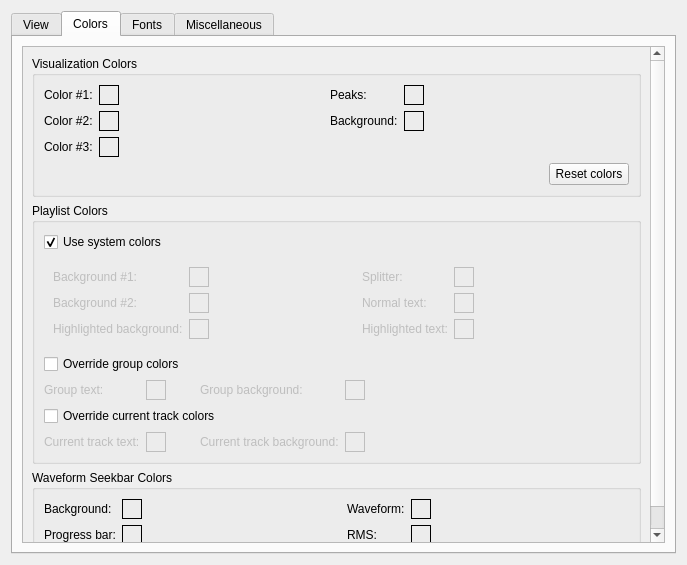
The window that src/plugins/Ui/qsui/forms/qsuisettings.ui (prinsbert/qmmp-dev) describes before a commit, drawn with Qt 5.
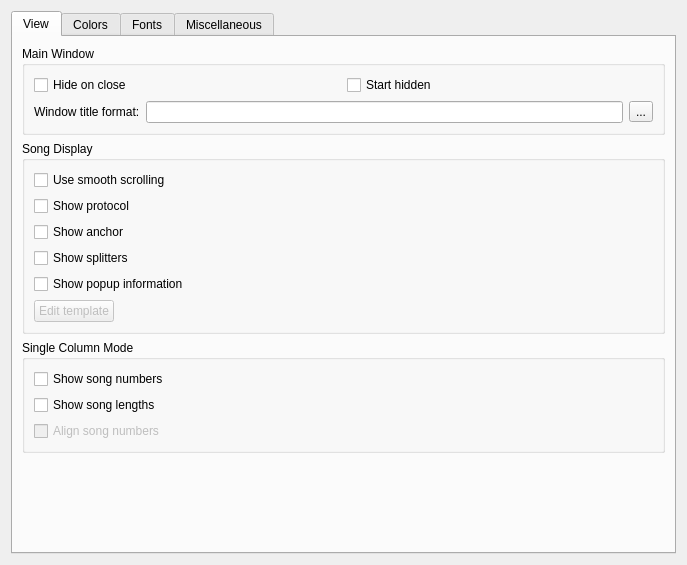
The same window after the commit. The open tabs and pages were chosen to show the change. Icons and pictures are not drawn. Custom widgets are drawn as their Qt base class.

Commit message: qsui: reworked color settings

The edit to the form file:
```diff
--- a/src/plugins/Ui/qsui/forms/qsuisettings.ui
+++ b/src/plugins/Ui/qsui/forms/qsuisettings.ui
@@ -191,911 +191,101 @@
        </item>
       </layout>
      </widget>
-     <widget class="QWidget" name="tab_5">
+     <widget class="QWidget" name="tab_2">
       <attribute name="title">
        <string>Colors</string>
       </attribute>
-      <layout class="QVBoxLayout" name="verticalLayout_8">
+      <layout class="QVBoxLayout" name="verticalLayout_9">
        <item>
-        <widget class="QScrollArea" name="scrollArea">
-         <property name="widgetResizable">
-          <bool>true</bool>
+        <widget class="QToolBox" name="colorsToolBox">
+         <property name="currentIndex">
+          <number>0</number>
          </property>
-         <widget class="QWidget" name="scrollAreaWidgetContents">
+         <widget class="QWidget" name="lightModePage">
           <property name="geometry">
            <rect>
             <x>0</x>
             <y>0</y>
-            <width>625</width>
-            <height>529</height>
+            <width>647</width>
+            <height>393</height>
            </rect>
           </property>
-          <layout class="QVBoxLayout" name="verticalLayout_4">
+          <attribute name="label">
+           <string>Light Mode</string>
+          </attribute>
+          <layout class="QVBoxLayout" name="verticalLayout_10">
            <item>
-            <widget class="QGroupBox" name="groupBox_4">
-             <property name="title">
-              <string>Visualization Colors</string>
+            <widget class="QScrollArea" name="lightModeScrollArea">
+             <property name="widgetResizable">
+              <bool>true</bool>
              </property>
-             <layout class="QGridLayout" name="gridLayout_4">
-              <item row="0" column="0">
-               <widget class="QLabel" name="label">
-                <property name="text">
-                 <string>Color #1:</string>
-                </property>
-               </widget>
-              </item>
-              <item row="0" column="1">
-               <widget class="ColorWidget" name="vColor1">
-                <property name="sizePolicy">
-                 <sizepolicy hsizetype="Fixed" vsizetype="Fixed">
-                  <horstretch>0</horstretch>
-                  <verstretch>0</verstretch>
-                 </sizepolicy>
-                </property>
-                <property name="minimumSize">
-                 <size>
-                  <width>20</width>
-                  <height>20</height>
-                 </size>
-                </property>
-                <property name="maximumSize">
-                 <size>
-                  <width>20</width>
-                  <height>20</height>
-                 </size>
-                </property>
-                <property name="frameShape">
-                 <enum>QFrame::Box</enum>
-                </property>
-                <property name="frameShadow">
-                 <enum>QFrame::Plain</enum>
-                </property>
-               </widget>
-              </item>
-              <item row="0" column="3">
-               <widget class="QLabel" name="label_3">
-                <property name="text">
-                 <string>Peaks:</string>
-                </property>
-               </widget>
-              </item>
-              <item row="0" column="4">
-               <widget class="ColorWidget" name="peaksColor">
-                <property name="sizePolicy">
-                 <sizepolicy hsizetype="Fixed" vsizetype="Fixed">
-                  <horstretch>0</horstretch>
-                  <verstretch>0</verstretch>
-                 </sizepolicy>
-                </property>
-                <property name="minimumSize">
-                 <size>
-                  <width>20</width>
-                  <height>20</height>
-                 </size>
-                </property>
-                <property name="maximumSize">
-                 <size>
-                  <width>20</width>
-                  <height>20</height>
-                 </size>
-                </property>
-                <property name="frameShape">
-                 <enum>QFrame::Box</enum>
-                </property>
-               </widget>
-              </item>
-              <item row="1" column="0">
-               <widget class="QLabel" name="label_4">
-                <property name="text">
-                 <string>Color #2:</string>
-                </property>
-               </widget>
-              </item>
-              <item row="1" column="1">
-               <widget class="ColorWidget" name="vColor2">
-                <property name="sizePolicy">
-                 <sizepolicy hsizetype="Fixed" vsizetype="Fixed">
-                  <horstretch>0</horstretch>
-                  <verstretch>0</verstretch>
-                 </sizepolicy>
-                </property>
-                <property name="minimumSize">
-                 <size>
-                  <width>20</width>
-                  <height>20</height>
-                 </size>
-                </property>
-                <property name="maximumSize">
-                 <size>
-                  <width>20</width>
-                  <height>20</height>
-                 </size>
-                </property>
-                <property name="frameShape">
-                 <enum>QFrame::Box</enum>
-                </property>
-               </widget>
-              </item>
-              <item row="1" column="3">
-               <widget class="QLabel" name="label_5">
-                <property name="text">
-                 <string>Background:</string>
-                </property>
-               </widget>
-              </item>
-              <item row="1" column="4">
-               <widget class="ColorWidget" name="bgColor">
-                <property name="sizePolicy">
-                 <sizepolicy hsizetype="Fixed" vsizetype="Fixed">
-                  <horstretch>0</horstretch>
-                  <verstretch>0</verstretch>
-                 </sizepolicy>
-                </property>
-                <property name="minimumSize">
-                 <size>
-                  <width>20</width>
-                  <height>20</height>
-                 </size>
-                </property>
-                <property name="maximumSize">
-                 <size>
-                  <width>20</width>
-                  <height>20</height>
-                 </size>
-                </property>
-                <property name="frameShape">
-                 <enum>QFrame::Box</enum>
-                </property>
-               </widget>
-              </item>
-              <item row="2" column="0">
-               <widget class="QLabel" name="label_6">
-                <property name="text">
-                 <string>Color #3:</string>
-                </property>
-               </widget>
-              </item>
-              <item row="2" column="1">
-               <widget class="ColorWidget" name="vColor3">
-                <property name="sizePolicy">
-                 <sizepolicy hsizetype="Fixed" vsizetype="Fixed">
-                  <horstretch>0</horstretch>
-                  <verstretch>0</verstretch>
-                 </sizepolicy>
-                </property>
-                <property name="minimumSize">
-                 <size>
-                  <width>20</width>
-                  <height>20</height>
-                 </size>
-                </property>
-                <property name="maximumSize">
-                 <size>
-                  <width>20</width>
-                  <height>20</height>
-                 </size>
-                </property>
-                <property name="frameShape">
-                 <enum>QFrame::Box</enum>
-                </property>
-               </widget>
-              </item>
-              <item row="2" column="3" colspan="3">
-               <spacer name="horizontalSpacer">
-                <property name="orientation">
-                 <enum>Qt::Horizontal</enum>
-                </property>
-                <property name="sizeType">
-                 <enum>QSizePolicy::Preferred</enum>
-                </property>
-                <property name="sizeHint" stdset="0">
-                 <size>
-                  <width>20</width>
-                  <height>20</height>
-                 </size>
-                </property>
-               </spacer>
-              </item>
-              <item row="0" column="2" rowspan="3">
-               <spacer name="horizontalSpacer_4">
-                <property name="orientation">
-                 <enum>Qt::Horizontal</enum>
-                </property>
-                <property name="sizeHint" stdset="0">
-                 <size>
-                  <width>40</width>
-                  <height>20</height>
-                 </size>
-                </property>
-               </spacer>
-              </item>
-              <item row="0" column="5" rowspan="2">
-               <spacer name="horizontalSpacer_3">
-                <property name="orientation">
-                 <enum>Qt::Horizontal</enum>
-                </property>
-                <property name="sizeHint" stdset="0">
-                 <size>
-                  <width>10</width>
-                  <height>20</height>
-                 </size>
-                </property>
-               </spacer>
-              </item>
-              <item row="3" column="0" colspan="6">
-               <layout class="QHBoxLayout" name="horizontalLayout_6">
-                <item>
-                 <spacer name="horizontalSpacer_12">
-                  <property name="orientation">
-                   <enum>Qt::Horizontal</enum>
-                  </property>
-                  <property name="sizeHint" stdset="0">
-                   <size>
-                    <width>40</width>
-                    <height>20</height>
-                   </size>
-                  </property>
-                 </spacer>
-                </item>
-                <item>
-                 <widget class="QPushButton" name="resetColorsButton">
-                  <property name="text">
-                   <string>Reset colors</string>
-                  </property>
-                 </widget>
-                </item>
-               </layout>
-              </item>
-             </layout>
+             <widget class="QSUiColorSchemeWidget" name="lightColorSchemeWidget">
+              <property name="geometry">
+               <rect>
+                <x>0</x>
+                <y>0</y>
+                <width>625</width>
+                <height>371</height>
+               </rect>
+              </property>
+             </widget>
             </widget>
            </item>
            <item>
-            <widget class="QGroupBox" name="groupBox_3">
-             <property name="title">
-              <string>Playlist Colors</string>
+            <widget class="QScrollArea" name="darkModeScrollArea">
+             <property name="widgetResizable">
+              <bool>true</bool>
              </property>
-             <layout class="QGridLayout" name="gridLayout_7">
-              <item row="0" column="0" colspan="6">
-               <widget class="QCheckBox" name="plSystemColorsCheckBox">
-                <property name="text">
-                 <string>Use system colors</string>
-                </property>
-                <property name="checked">
-                 <bool>true</bool>
-                </property>
-               </widget>
-              </item>
-              <item row="1" column="0" colspan="6">
-               <widget class="QWidget" name="widget_2" native="true">
-                <property name="enabled">
-                 <bool>false</bool>
-                </property>
-                <layout class="QGridLayout" name="gridLayout_2">
-                 <item row="0" column="0">
-                  <widget class="QLabel" name="label_7">
-                   <property name="text">
-                    <string>Background #1:</string>
-                   </property>
-                  </widget>
-                 </item>
-                 <item row="0" column="1">
-                  <widget class="ColorWidget" name="plBg1Color">
-                   <property name="sizePolicy">
-                    <sizepolicy hsizetype="Fixed" vsizetype="Fixed">
-                     <horstretch>0</horstretch>
-                     <verstretch>0</verstretch>
-                    </sizepolicy>
-                   </property>
-                   <property name="minimumSize">
-                    <size>
-                     <width>20</width>
-                     <height>20</height>
-                    </size>
-                   </property>
-                   <property name="maximumSize">
-                    <size>
-                     <width>20</width>
-                     <height>20</height>
-                    </size>
-                   </property>
-                   <property name="frameShape">
-                    <enum>QFrame::Box</enum>
-                   </property>
-                  </widget>
-                 </item>
-                 <item row="0" column="2" rowspan="3">
-                  <spacer name="horizontalSpacer_5">
-                   <property name="orientation">
-                    <enum>Qt::Horizontal</enum>
-                   </property>
-                   <property name="sizeHint" stdset="0">
-                    <size>
-                     <width>40</width>
-                     <height>43</height>
-                    </size>
-                   </property>
-                  </spacer>
-                 </item>
-                 <item row="0" column="3">
-                  <widget class="QLabel" name="label_19">
-                   <property name="text">
-                    <string>Splitter:</string>
-                   </property>
-                  </widget>
-                 </item>
-                 <item row="0" column="4">
-                  <widget class="ColorWidget" name="plSplitterColor">
-                   <property name="sizePolicy">
-                    <sizepolicy hsizetype="Fixed" vsizetype="Fixed">
-                     <horstretch>0</horstretch>
-                     <verstretch>0</verstretch>
-                    </sizepolicy>
-                   </property>
-                   <property name="minimumSize">
-                    <size>
-                     <width>20</width>
-                     <height>20</height>
-                    </size>
-                   </property>
-                   <property name="maximumSize">
-                    <size>
-                     <width>20</width>
-                     <height>20</height>
-                    </size>
-                   </property>
-                   <property name="baseSize">
-                    <size>
-                     <width>20</width>
-                     <height>20</height>
-                    </size>
-                   </property>
-                   <property name="frameShape">
-                    <enum>QFrame::Box</enum>
-                   </property>
-                   <property name="frameShadow">
-                    <enum>QFrame::Plain</enum>
-                   </property>
-                  </widget>
-                 </item>
-                 <item row="0" column="5" rowspan="3">
-                  <spacer name="horizontalSpacer_6">
-                   <property name="orientation">
-                    <enum>Qt::Horizontal</enum>
-                   </property>
-                   <property name="sizeHint" stdset="0">
-                    <size>
-                     <width>66</width>
-                     <height>68</height>
-                    </size>
-                   </property>
-                  </spacer>
-                 </item>
-                 <item row="1" column="0">
-                  <widget class="QLabel" name="label_8">
-                   <property name="text">
-                    <string>Background #2:</string>
-                   </property>
-                  </widget>
-                 </item>
-                 <item row="1" column="1">
-                  <widget class="ColorWidget" name="plBg2Color">
-                   <property name="sizePolicy">
-                    <sizepolicy hsizetype="Fixed" vsizetype="Fixed">
-                     <horstretch>0</horstretch>
-                     <verstretch>0</verstretch>
-                    </sizepolicy>
-                   </property>
-                   <property name="minimumSize">
-                    <size>
-                     <width>20</width>
-                     <height>20</height>
-                    </size>
-                   </property>
-                   <property name="maximumSize">
-                    <size>
-                     <width>20</width>
-                     <height>20</height>
-                    </size>
-                   </property>
-                   <property name="frameShape">
-                    <enum>QFrame::Box</enum>
-                   </property>
-                  </widget>
-                 </item>
-                 <item row="1" column="3">
-                  <widget class="QLabel" name="label_10">
-                   <property name="text">
-                    <string>Normal text:</string>
-                   </property>
-                  </widget>
-                 </item>
-                 <item row="1" column="4">
-                  <widget class="ColorWidget" name="plTextNormalColor">
-                   <property name="sizePolicy">
-                    <sizepolicy hsizetype="Fixed" vsizetype="Fixed">
-                     <horstretch>0</horstretch>
-                     <verstretch>0</verstretch>
-                    </sizepolicy>
-                   </property>
-                   <property name="minimumSize">
-                    <size>
-                     <width>20</width>
-                     <height>20</height>
-                    </size>
-                   </property>
-                   <property name="maximumSize">
-                    <size>
-                     <width>20</width>
-                     <height>20</height>
-                    </size>
-                   </property>
-                   <property name="frameShape">
-                    <enum>QFrame::Box</enum>
-                   </property>
-                  </widget>
-                 </item>
-                 <item row="2" column="0">
-                  <widget class="QLabel" name="label_9">
-                   <property name="text">
-                    <string>Highlighted background:</string>
-                   </property>
-                  </widget>
-                 </item>
-                 <item row="2" column="1">
-                  <widget class="ColorWidget" name="plHlColor">
-                   <property name="sizePolicy">
-                    <sizepolicy hsizetype="Fixed" vsizetype="Fixed">
-                     <horstretch>0</horstretch>
-                     <verstretch>0</verstretch>
-                    </sizepolicy>
-                   </property>
-                   <property name="minimumSize">
-                    <size>
-                     <width>20</width>
-                     <height>20</height>
-                    </size>
-                   </property>
-                   <property name="maximumSize">
-                    <size>
-                     <width>20</width>
-                     <height>20</height>
-                    </size>
-                   </property>
-                   <property name="frameShape">
-                    <enum>QFrame::Box</enum>
-                   </property>
-                  </widget>
-                 </item>
-                 <item row="2" column="3">
-                  <widget class="QLabel" name="label_12">
-                   <property name="text">
-                    <string>Highlighted text:</string>
-                   </property>
-                  </widget>
-                 </item>
-                 <item row="2" column="4">
-                  <widget class="ColorWidget" name="plTextHlCurrentColor">
-                   <property name="sizePolicy">
-                    <sizepolicy hsizetype="Fixed" vsizetype="Fixed">
-                     <horstretch>0</horstretch>
-                     <verstretch>0</verstretch>
-                    </sizepolicy>
-                   </property>
-                   <property name="minimumSize">
-                    <size>
-                     <width>20</width>
-                     <height>20</height>
-                    </size>
-                   </property>
-                   <property name="maximumSize">
-                    <size>
-                     <width>20</width>
-                     <height>20</height>
-                    </size>
-                   </property>
-                   <property name="frameShape">
-                    <enum>QFrame::Box</enum>
-                   </property>
-                   <property name="frameShadow">
-                    <enum>QFrame::Plain</enum>
-                   </property>
-                  </widget>
-                 </item>
-                </layout>
-               </widget>
-              </item>
-              <item row="2" column="0" colspan="6">
-               <widget class="QCheckBox" name="plOverrideGroupColorsCheckBox">
-                <property name="text">
-                 <string>Override group colors</string>
-                </property>
-               </widget>
-              </item>
-              <item row="3" column="0">
-               <widget class="QLabel" name="label_15">
-                <property name="enabled">
-                 <bool>false</bool>
-                </property>
-                <property name="text">
-                 <string>Group text:</string>
-                </property>
-               </widget>
-              </item>
-              <item row="3" column="1">
-               <widget class="ColorWidget" name="plGrTextColor">
-                <property name="enabled">
-                 <bool>false</bool>
-                </property>
-                <property name="sizePolicy">
-                 <sizepolicy hsizetype="Fixed" vsizetype="Fixed">
-                  <horstretch>0</horstretch>
-                  <verstretch>0</verstretch>
-                 </sizepolicy>
-                </property>
-                <property name="minimumSize">
-                 <size>
-                  <width>20</width>
-                  <height>20</height>
-                 </size>
-                </property>
-                <property name="frameShape">
-                 <enum>QFrame::Box</enum>
-                </property>
-                <property name="frameShadow">
-                 <enum>QFrame::Plain</enum>
-                </property>
-               </widget>
-              </item>
-              <item row="3" column="2">
-               <spacer name="horizontalSpacer_15">
-                <property name="orientation">
-                 <enum>Qt::Horizontal</enum>
-                </property>
-                <property name="sizeHint" stdset="0">
-                 <size>
-                  <width>40</width>
-                  <height>20</height>
-                 </size>
-                </property>
-               </spacer>
-              </item>
-              <item row="3" column="3">
-               <widget class="QLabel" name="label_14">
-                <property name="enabled">
-                 <bool>false</bool>
-                </property>
-                <property name="text">
-                 <string>Group background:</string>
-                </property>
-               </widget>
-              </item>
-              <item row="3" column="4">
-               <widget class="ColorWidget" name="plGrBgColor">
-                <property name="enabled">
-                 <bool>false</bool>
-                </property>
-                <property name="sizePolicy">
-                 <sizepolicy hsizetype="Fixed" vsizetype="Fixed">
-                  <horstretch>0</horstretch>
-                  <verstretch>0</verstretch>
-                 </sizepolicy>
-                </property>
-                <property name="minimumSize">
-                 <size>
-                  <width>20</width>
-                  <height>20</height>
-                 </size>
-                </property>
-                <property name="frameShape">
-                 <enum>QFrame::Box</enum>
-                </property>
-                <property name="frameShadow">
-                 <enum>QFrame::Plain</enum>
-                </property>
-               </widget>
-              </item>
-              <item row="3" column="5">
-               <spacer name="horizontalSpacer_9">
-                <property name="orientation">
-                 <enum>Qt::Horizontal</enum>
-                </property>
-                <property name="sizeHint" stdset="0">
-                 <size>
-                  <width>275</width>
-                  <height>20</height>
-                 </size>
-                </property>
-               </spacer>
-              </item>
-              <item row="4" column="0" colspan="6">
-               <widget class="QCheckBox" name="plOverrideCurrentTrackColorsCheckBox">
-                <property name="text">
-                 <string>Override current track colors</string>
-                </property>
-               </widget>
-              </item>
-              <item row="5" column="0">
-               <widget class="QLabel" name="label_11">
-                <property name="enabled">
-                 <bool>false</bool>
-                </property>
-                <property name="text">
-                 <string>Current track text:</string>
-                </property>
-               </widget>
-              </item>
-              <item row="5" column="1">
-               <widget class="ColorWidget" name="plTextCurrentColor">
-                <property name="enabled">
-                 <bool>false</bool>
-                </property>
-                <property name="sizePolicy">
-                 <sizepolicy hsizetype="Fixed" vsizetype="Fixed">
-                  <horstretch>0</horstretch>
-                  <verstretch>0</verstretch>
-                 </sizepolicy>
-                </property>
-                <property name="minimumSize">
-                 <size>
-                  <width>20</width>
-                  <height>20</height>
-                 </size>
-                </property>
-                <property name="maximumSize">
-                 <size>
-                  <width>20</width>
-                  <height>20</height>
-                 </size>
-                </property>
-                <property name="frameShape">
-                 <enum>QFrame::Box</enum>
-                </property>
-               </widget>
-              </item>
-              <item row="5" column="2">
-               <spacer name="horizontalSpacer_16">
-                <property name="orientation">
-                 <enum>Qt::Horizontal</enum>
-                </property>
-                <property name="sizeHint" stdset="0">
-                 <size>
-                  <width>40</width>
-                  <height>20</height>
-                 </size>
-                </property>
-               </spacer>
-              </item>
-              <item row="5" column="3">
-               <widget class="QLabel" name="label_20">
-                <property name="enabled">
-                 <bool>false</bool>
-                </property>
-                <property name="text">
-                 <string>Current track background:</string>
-                </property>
-               </widget>
-              </item>
-              <item row="5" column="4">
-               <widget class="ColorWidget" name="plCurrentTrackBgColor">
-                <property name="enabled">
-                 <bool>false</bool>
-                </property>
-                <property name="sizePolicy">
-                 <sizepolicy hsizetype="Fixed" vsizetype="Fixed">
-                  <horstretch>0</horstretch>
-                  <verstretch>0</verstretch>
-                 </sizepolicy>
-                </property>
-                <property name="minimumSize">
-                 <size>
-                  <width>20</width>
-                  <height>20</height>
-                 </size>
-                </property>
-                <property name="frameShape">
-                 <enum>QFrame::Box</enum>
-                </property>
-                <property name="frameShadow">
-                 <enum>QFrame::Plain</enum>
-                </property>
-               </widget>
-              </item>
-              <item row="5" column="5">
-               <spacer name="horizontalSpacer_10">
-                <property name="orientation">
-                 <enum>Qt::Horizontal</enum>
-                </property>
-                <property name="sizeHint" stdset="0">
-                 <size>
-                  <width>275</width>
-                  <height>20</height>
-                 </size>
-                </property>
-               </spacer>
-              </item>
-             </layout>
+             <widget class="QSUiColorSchemeWidget" name="darkColorSchemeWidget">
+              <property name="geometry">
+               <rect>
+                <x>0</x>
+                <y>0</y>
+                <width>96</width>
+                <height>26</height>
+               </rect>
+              </property>
+             </widget>
             </widget>
            </item>
-           <item>
-            <widget class="QGroupBox" name="groupBox_8">
-             <property name="title">
-              <string>Waveform Seekbar Colors</string>
-             </property>
-             <layout class="QGridLayout" name="gridLayout_5">
-              <item row="1" column="0">
-               <widget class="QLabel" name="label_24">
-                <property name="text">
-                 <string>Progress bar:</string>
-                </property>
-               </widget>
-              </item>
-              <item row="0" column="1">
-               <widget class="ColorWidget" name="wfsbBgColor">
-                <property name="sizePolicy">
-                 <sizepolicy hsizetype="Fixed" vsizetype="Fixed">
-                  <horstretch>0</horstretch>
-                  <verstretch>0</verstretch>
-                 </sizepolicy>
-                </property>
-                <property name="minimumSize">
-                 <size>
-                  <width>20</width>
-                  <height>20</height>
-                 </size>
-                </property>
-                <property name="maximumSize">
-                 <size>
-                  <width>20</width>
-                  <height>20</height>
-                 </size>
-                </property>
-                <property name="frameShape">
-                 <enum>QFrame::Box</enum>
-                </property>
-               </widget>
-              </item>
-              <item row="1" column="1">
-               <widget class="ColorWidget" name="wfsbProgressBarColor">
-                <property name="sizePolicy">
-                 <sizepolicy hsizetype="Fixed" vsizetype="Fixed">
-                  <horstretch>0</horstretch>
-                  <verstretch>0</verstretch>
-                 </sizepolicy>
-                </property>
-                <property name="minimumSize">
-                 <size>
-                  <width>20</width>
-                  <height>20</height>
-                 </size>
-                </property>
-                <property name="maximumSize">
-                 <size>
-                  <width>20</width>
-                  <height>20</height>
-                 </size>
-                </property>
-                <property name="frameShape">
-                 <enum>QFrame::Box</enum>
-                </property>
-               </widget>
-              </item>
-              <item row="1" column="4">
-               <widget class="ColorWidget" name="wfsbRmsColor">
-                <property name="sizePolicy">
-                 <sizepolicy hsizetype="Fixed" vsizetype="Fixed">
-                  <horstretch>0</horstretch>
-                  <verstretch>0</verstretch>
-                 </sizepolicy>
-                </property>
-                <property name="minimumSize">
-                 <size>
-                  <width>20</width>
-                  <height>20</height>
-                 </size>
-                </property>
-                <property name="maximumSize">
-                 <size>
-                  <width>20</width>
-                  <height>20</height>
-                 </size>
-                </property>
-                <property name="frameShape">
-                 <enum>QFrame::Box</enum>
-                </property>
-               </widget>
-              </item>
-              <item row="0" column="0">
-               <widget class="QLabel" name="label_21">
-                <property name="text">
-                 <string>Background:</string>
-                </property>
-               </widget>
-              </item>
-              <item row="1" column="3">
-               <widget class="QLabel" name="label_23">
-                <property name="text">
-                 <string extracomment="Root mean square">RMS:</string>
-                </property>
-               </widget>
-              </item>
-              <item row="0" column="2" rowspan="2">
-               <spacer name="horizontalSpacer_11">
-                <property name="orientation">
-                 <enum>Qt::Horizontal</enum>
-                </property>
-                <property name="sizeHint" stdset="0">
-                 <size>
-                  <width>40</width>
-                  <height>20</height>
-                 </size>
-                </property>
-               </spacer>
-              </item>
-              <item row="0" column="4">
-               <widget class="ColorWidget" name="wfsbWaveFormColor">
-                <property name="sizePolicy">
-                 <sizepolicy hsizetype="Fixed" vsizetype="Fixed">
-                  <horstretch>0</horstretch>
-                  <verstretch>0</verstretch>
-                 </sizepolicy>
-                </property>
-                <property name="minimumSize">
-                 <size>
-                  <width>20</width>
-                  <height>20</height>
-                 </size>
-                </property>
-                <property name="maximumSize">
-                 <size>
-                  <width>20</width>
-                  <height>20</height>
-                 </size>
-                </property>
-                <property name="frameShape">
-                 <enum>QFrame::Box</enum>
-                </property>
-               </widget>
-              </item>
-              <item row="0" column="3">
-               <widget class="QLabel" name="label_22">
-                <property name="text">
-                 <string>Waveform:</string>
-                </property>
-               </widget>
-              </item>
-              <item row="0" column="5" rowspan="2">
-               <spacer name="horizontalSpacer_13">
-                <property name="orientation">
-                 <enum>Qt::Horizontal</enum>
-                </property>
-                <property name="sizeHint" stdset="0">
-                 <size>
-                  <width>40</width>
-                  <height>20</height>
-                 </size>
-                </property>
-               </spacer>
-              </item>
-             </layout>
-            </widget>
-           </item>
-           <item>
-            <spacer name="verticalSpacer_4">
-             <property name="orientation">
-              <enum>Qt::Vertical</enum>
-             </property>
-             <property name="sizeHint" stdset="0">
-              <size>
-               <width>20</width>
-               <height>40</height>
-              </size>
-             </property>
-            </spacer>
-           </item>
           </layout>
          </widget>
         </widget>
        </item>
+       <item>
+        <layout class="QHBoxLayout" name="horizontalLayout_8">
+         <item>
+          <widget class="QLabel" name="label_28">
+           <property name="text">
+            <string>Color mode:</string>
+           </property>
+          </widget>
+         </item>
+         <item>
+          <widget class="QComboBox" name="colorModeComboBox"/>
+         </item>
+         <item>
+          <spacer name="horizontalSpacer_17">
+           <property name="orientation">
+            <enum>Qt::Horizontal</enum>
+           </property>
+           <property name="sizeHint" stdset="0">
+            <size>
+             <width>40</width>
+             <height>20</height>
+            </size>
+           </property>
+          </spacer>
+         </item>
+         <item>
+          <widget class="QPushButton" name="resetColorsButton">
+           <property name="text">
+            <string>Reset colors</string>
+           </property>
+          </widget>
+         </item>
+        </layout>
+       </item>
       </layout>
      </widget>
      <widget class="QWidget" name="tab_3">
@@ -1341,7 +531,7 @@
        </item>
       </layout>
      </widget>
-     <widget class="QWidget" name="tab_2">
+     <widget class="QWidget" name="tab_4">
       <attribute name="title">
        <string>Miscellaneous</string>
       </attribute>
@@ -1478,9 +668,9 @@
  </widget>
  <customwidgets>
   <customwidget>
-   <class>ColorWidget</class>
-   <extends>QFrame</extends>
-   <header location="global">qmmpui/colorwidget.h</header>
+   <class>QSUiColorSchemeWidget</class>
+   <extends>QWidget</extends>
+   <header>qsuicolorschemewidget.h</header>
    <container>1</container>
   </customwidget>
  </customwidgets>
```
Left out of the diff: 159 changed lines with no effect on the pictures. The commit also changes 11 other files.
